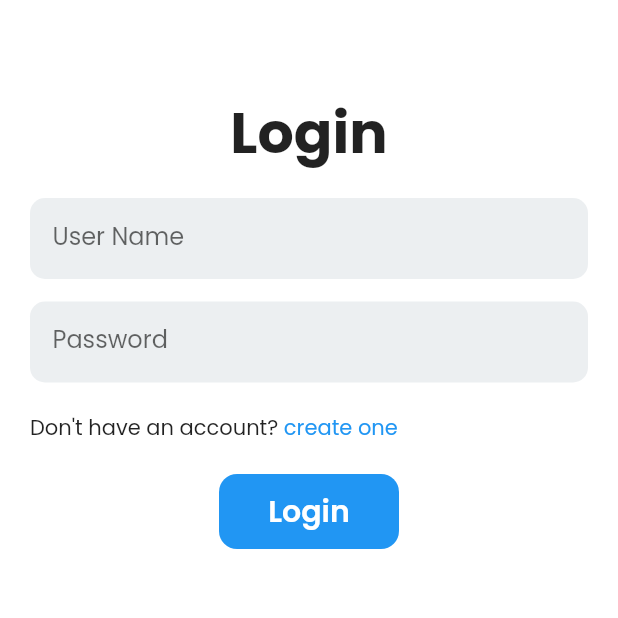
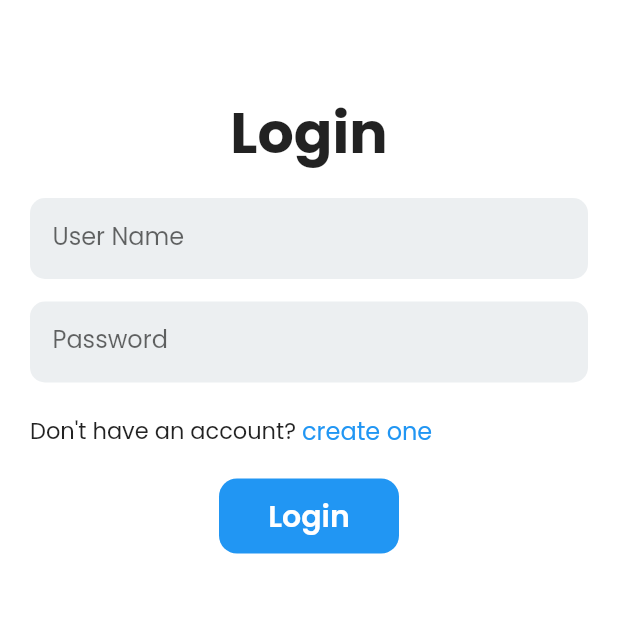
Before and after one commit to Vansh-77/app, a Flutter app: the Loginpage screen opened directly, on a phone screen of 412 x 824 dp, the top half of it. Run offline on Flutter 3.47's test engine with Material 2 defaults, Android fonts, the phone set to English and light mode, and no system bars; our stand-ins replace flutter_svg.

Commit message:
small changes

```diff
--- a/lib/main.dart
+++ b/lib/main.dart
@@ -1,5 +1,6 @@
 import 'package:flutter/material.dart';
 import 'package:my_app/pages/homepage.dart';
+import 'package:my_app/pages/login.dart';
 
 void main() {
   runApp(const MyApp());
@@ -14,7 +15,10 @@ class MyApp extends StatelessWidget {
     return MaterialApp(
       debugShowCheckedModeBanner: false,
       theme: ThemeData(fontFamily: 'poppins'),
-      home: const homepage(),
+      routes: {
+        "/": (context) => const Loginpage(),
+        "/homepage": (context) => const homepage()
+      },
     );
   }
 }
--- a/lib/pages/homepage.dart
+++ b/lib/pages/homepage.dart
@@ -170,7 +170,7 @@ class _HomepageState extends State<homepage> {
       ),
       leading: GestureDetector(
           onTap: () {
-            print("back");
+            // print("back");
           },
           child: Container(
               margin: const EdgeInsets.all(12),
--- a/lib/pages/login.dart
+++ b/lib/pages/login.dart
@@ -76,11 +76,14 @@ class _LoginpageState extends State<Loginpage> {
                   padding: const EdgeInsets.only(left: 20, top: 20),
                   child: Row(
                     children: [
-                      const Text("Don't have an account? "),
+                      const Text("Don't have an account? ",
+                          style: TextStyle(fontSize: 15)),
                       GestureDetector(
                           onTap: () {},
-                          child: const Text("create one",
-                              style: TextStyle(color: Colors.blue)))
+                          child: const Text(
+                            "create one",
+                            style: TextStyle(color: Colors.blue, fontSize: 16),
+                          ))
                     ],
                   ),
                 ),
```
